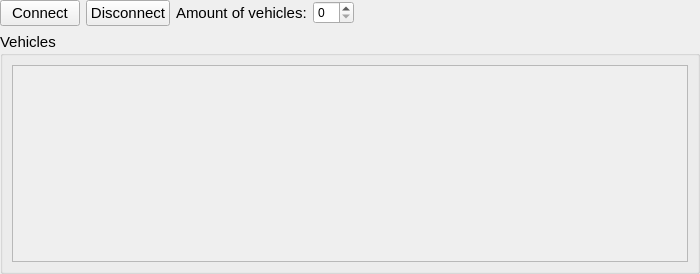
First picture: the form in modules/carlainterface/dialog/carlainterface.ui, repository tud-hri/joan, before the edit.
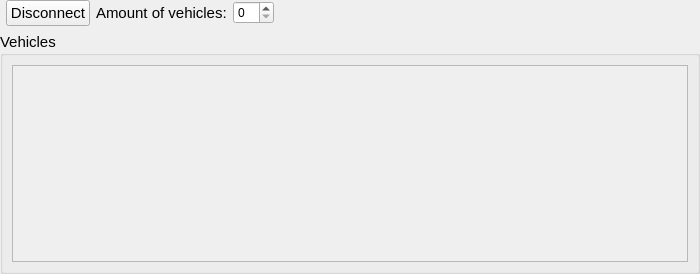
Second picture: the form after the edit.

Commit message: Implemented the state machine for carla interface

Patch:
```diff
--- a/modules/carlainterface/dialog/carlainterface.ui
+++ b/modules/carlainterface/dialog/carlainterface.ui
@@ -34,24 +34,6 @@
    </property>
    <item row="0" column="0">
     <layout class="QGridLayout" name="gridLayout_4">
-     <item row="0" column="0">
-      <widget class="QPushButton" name="btnConnect">
-       <property name="sizePolicy">
-        <sizepolicy hsizetype="Preferred" vsizetype="Fixed">
-         <horstretch>0</horstretch>
-         <verstretch>0</verstretch>
-        </sizepolicy>
-       </property>
-       <property name="font">
-        <font>
-         <pointsize>11</pointsize>
-        </font>
-       </property>
-       <property name="text">
-        <string>Connect</string>
-       </property>
-      </widget>
-     </item>
      <item row="0" column="4">
       <spacer name="horizontalSpacer">
        <property name="orientation">
```
The commit also changes 6 other files.
